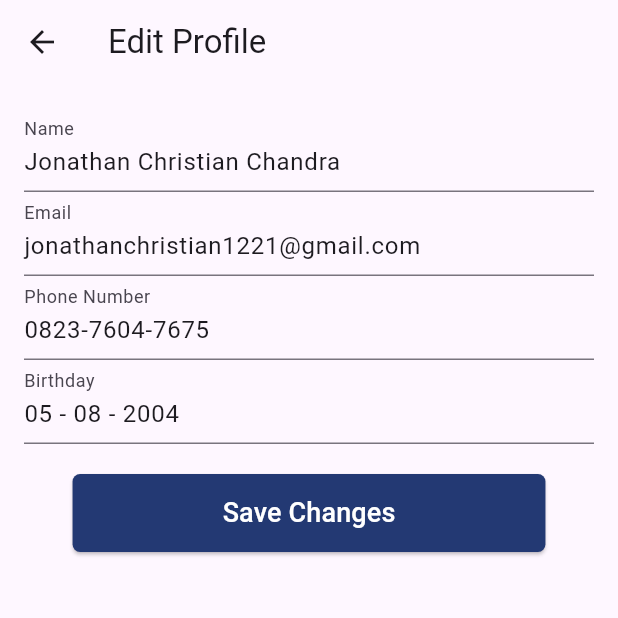
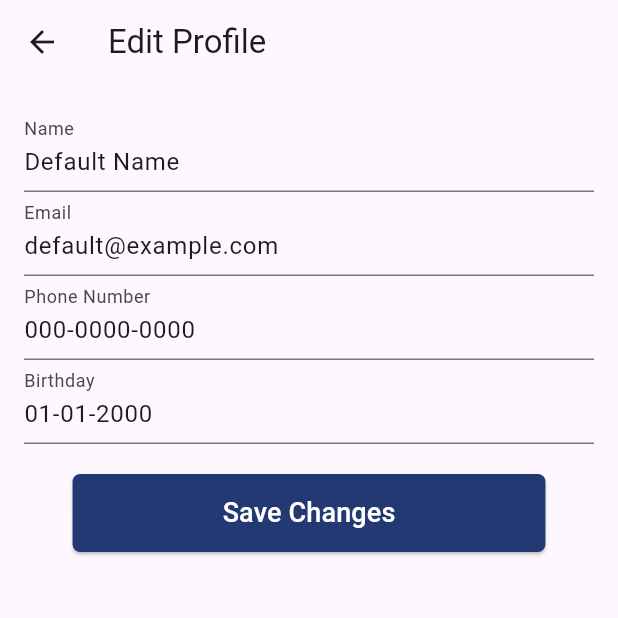
Before and after one commit to jojoooook/bookhub, a Flutter app: the HomeScreen screen opened by its route, item 4 of the bottom bar chosen, after a tap on "Edit Profile", on a phone screen of 412 x 824 dp, the top half of it. Run offline on Flutter 3.47's test engine with Material 3 defaults, Android fonts, the light colour scheme and no system bars; our stand-ins replace shared_preferences; accounts and stored records are empty.

Commit message:
edit profile screen update

```diff
--- a/lib/main.dart
+++ b/lib/main.dart
@@ -13,7 +13,7 @@ class BookHub extends StatelessWidget {
   Widget build(BuildContext context) {
     return MaterialApp(
       title: 'BookHub', // Set the title of your app
-      initialRoute: ProfileScreen.routeName, // Set initial route to ProfileScreen
+      initialRoute: HomeScreen.routeName, // Set initial route to ProfileScreen
       routes: {
         '/home': (context) => HomeScreen(), // Define the route for HomeScreen
         ProfileScreen.routeName: (context) => ProfileScreen(), // Define ProfileScreen route here
--- a/lib/screens/edit_profile_screen.dart
+++ b/lib/screens/edit_profile_screen.dart
@@ -34,7 +34,17 @@ class _EditProfileScreenState extends State<EditProfileScreen> {
     super.dispose();
   }
 
+  // Validasi data sebelum disimpan
   void _saveProfile() {
+    if (_nameController.text.isEmpty || _emailController.text.isEmpty ||
+        _phoneController.text.isEmpty || _birthdayController.text.isEmpty) {
+      // Tampilkan pesan kesalahan jika ada field yang kosong
+      ScaffoldMessenger.of(context).showSnackBar(
+        const SnackBar(content: Text('All fields must be filled out')),
+      );
+      return;
+    }
+
     // Update profil dengan data yang telah diubah
     Profile updatedProfile = Profile(
       name: _nameController.text,
@@ -44,7 +54,8 @@ class _EditProfileScreenState extends State<EditProfileScreen> {
     );
 
     // Simpan data profil ke penyimpanan atau lakukan navigasi
-    Navigator.pop(context, updatedProfile); // Kembali ke ProfileScreen dengan data yang sudah diubah
+    Navigator.pop(context,
+        updatedProfile); // Kembali ke ProfileScreen dengan data yang sudah diubah
   }
 
   @override
@@ -53,7 +64,10 @@ class _EditProfileScreenState extends State<EditProfileScreen> {
       appBar: AppBar(
         title: const Text('Edit Profile'),
       ),
-      body: Padding(
+      resizeToAvoidBottomInset: true, // Pastikan ini true
+      body: SafeArea(
+        child: SingleChildScrollView(
+          child: Padding(
             padding: const EdgeInsets.all(16.0),
             child: Column(
               crossAxisAlignment: CrossAxisAlignment.start,
@@ -76,16 +90,16 @@ class _EditProfileScreenState extends State<EditProfileScreen> {
                 ),
                 const SizedBox(height: 20),
 
-            // ElevatedButton dengan gaya yang konsisten dengan ProfileScreen
                 Center(
                   child: ElevatedButton(
                     onPressed: _saveProfile,
                     style: ElevatedButton.styleFrom(
-                  padding: const EdgeInsets.symmetric(horizontal: 100, vertical: 13),
+                      padding: const EdgeInsets.symmetric(
+                          horizontal: 100, vertical: 13),
                       shape: RoundedRectangleBorder(
                         borderRadius: BorderRadius.circular(5),
                       ),
-                  backgroundColor: const Color(0xFF233973), // Gaya warna yang sama dengan ProfileScreen
+                      backgroundColor: const Color(0xFF233973),
                     ),
                     child: const Text(
                       'Save Changes',
@@ -93,7 +107,10 @@ class _EditProfileScreenState extends State<EditProfileScreen> {
                     ),
                   ),
                 ),
+                const SizedBox(height: 100), // Memberikan ruang ekstra di bawah
               ],
+            ),
+          ),
         ),
       ),
     );
--- a/lib/screens/profile_screen.dart
+++ b/lib/screens/profile_screen.dart
@@ -2,6 +2,8 @@ import 'package:flutter/material.dart';
 import 'package:bookhub/screens/custom_bottom_navigation_bar.dart';
 import 'package:bookhub/screens/edit_profile_screen.dart';
 import 'package:bookhub/models/profile.dart';
+import 'package:bookhub/services/profile_services.dart';
+
 
 class ProfileScreen extends StatefulWidget {
   static const String routeName = '/profile';
@@ -11,24 +13,46 @@ class ProfileScreen extends StatefulWidget {
 }
 
 class _ProfileScreenState extends State<ProfileScreen> {
-  // Contoh data dummy
-  Profile profile = Profile(
-    name: 'Jonathan Christian Chandra',
-    email: 'jonathanchristian1221@gmail.com',
-    phoneNumber: '0823-7604-7675',
-    birthday: '05 - 08 - 2004',
-  );
-
   // Menambahkan variabel untuk mengontrol index bottom navigation
   int _currentIndex = 3;
+
+  late Profile profile;
+
+  @override
+  void initState() {
+    super.initState();
+    _loadProfile();
+  }
+
+  // Fungsi untuk memuat profil dari SharedPreferences
+  Future<void> _loadProfile() async {
+    Profile? loadedProfile = await ProfileService().getProfile();
+    if (loadedProfile != null) {
+      setState(() {
+        profile = loadedProfile;
+      });
+    } else {
+      setState(() {
+        // Set data default jika tidak ada data yang disimpan
+        profile = Profile(
+          name: 'Default Name',
+          email: 'default@example.com',
+          phoneNumber: '000-0000-0000',
+          birthday: '01-01-2000',
+        );
+      });
+    }
+  }
 
   @override
   Widget build(BuildContext context) {
     return Scaffold(
-      body: Column(
+      body: SingleChildScrollView( // Membungkus seluruh konten dengan SingleChildScrollView
+        child: Column(
           children: [
             // Profil Header
             Stack(
+              clipBehavior: Clip.none, // Memungkinkan elemen keluar dari batas Stack
               children: [
                 Container(
                   height: 250,
@@ -59,12 +83,9 @@ class _ProfileScreenState extends State<ProfileScreen> {
                     ),
                   ),
                 ),
-            ],
-          ),
-
-          // Lingkaran Profil
-          Transform.translate(
-            offset: Offset(0, -50),
+                Positioned(
+                  top: 170, // Posisi ini mengatur lingkaran keluar dari bagian bawah Container
+                  left: MediaQuery.of(context).size.width / 2 - 80,
                   child: CircleAvatar(
                     radius: 80,
                     backgroundColor: Colors.grey,
@@ -78,6 +99,10 @@ class _ProfileScreenState extends State<ProfileScreen> {
                     ),
                   ),
                 ),
+              ],
+            ),
+
+            const SizedBox(height: 130.0),
 
             // Informasi Profil
             Padding(
@@ -108,17 +133,26 @@ class _ProfileScreenState extends State<ProfileScreen> {
 
                   // Tombol Edit Profil
                   ElevatedButton(
-                  onPressed: () {
-                    // Navigasi ke halaman EditProfileScreen
-                    Navigator.push(
+                    onPressed: () async {
+                      // Navigasi ke halaman EditProfileScreen dan tunggu hasilnya
+                      final updatedProfile = await Navigator.push(
                         context,
                         MaterialPageRoute(
-                        builder: (context) => EditProfileScreen(profile: profile),
+                          builder: (context) =>
+                              EditProfileScreen(profile: profile),
                         ),
                       );
+
+                      // Jika data profil berubah, update tampilan
+                      if (updatedProfile != null) {
+                        setState(() {
+                          profile = updatedProfile; // Update data profil
+                        });
+                      }
                     },
                     style: ElevatedButton.styleFrom(
-                    padding: const EdgeInsets.symmetric(horizontal: 100, vertical: 13),
+                      padding: const EdgeInsets.symmetric(
+                          horizontal: 100, vertical: 13),
                       shape: RoundedRectangleBorder(
                         borderRadius: BorderRadius.circular(5),
                       ),
@@ -134,6 +168,7 @@ class _ProfileScreenState extends State<ProfileScreen> {
             ),
           ],
         ),
+      ),
 
       // Menambahkan Bottom Navigation Bar
       bottomNavigationBar: CustomBottomNavigationBar(
@@ -148,7 +183,8 @@ class _ProfileScreenState extends State<ProfileScreen> {
             } else if (index == 2) {
               // Navigate to search screen (replace with your actual logic)
             } else if (index == 3) {
-              Navigator.pushReplacementNamed(context, '/profile'); // Navigate to Profile screen
+              Navigator.pushReplacementNamed(
+                  context, '/profile'); // Navigate to Profile screen
             }
           });
         },
--- /dev/null
+++ b/lib/services/profile_services.dart
@@ -0,0 +1,33 @@
+import 'package:shared_preferences/shared_preferences.dart';
+import 'package:bookhub/models/profile.dart'; // Import Model Profile
+
+class ProfileService {
+  // Menyimpan data profil pengguna
+  Future<void> saveProfile(Profile profile) async {
+    final prefs = await SharedPreferences.getInstance();
+    await prefs.setString('name', profile.name);
+    await prefs.setString('email', profile.email);
+    await prefs.setString('phoneNumber', profile.phoneNumber);
+    await prefs.setString('birthday', profile.birthday);
+  }
+
+  // Mengambil data profil pengguna
+  Future<Profile?> getProfile() async {
+    final prefs = await SharedPreferences.getInstance();
+    String? name = prefs.getString('name');
+    String? email = prefs.getString('email');
+    String? phoneNumber = prefs.getString('phoneNumber');
+    String? birthday = prefs.getString('birthday');
+
+    if (name != null && email != null && phoneNumber != null && birthday != null) {
+      return Profile(
+        name: name,
+        email: email,
+        phoneNumber: phoneNumber,
+        birthday: birthday,
+      );
+    }
+
+    return null; // Jika data tidak ada
+  }
+}
--- a/pubspec.yaml
+++ b/pubspec.yaml
@@ -9,6 +9,7 @@ environment:
 dependencies:
   flutter:
     sdk: flutter
+  shared_preferences: ^2.0.16
 
 dev_dependencies:
   flutter_test:
```
Also changed, not shown: pubspec.lock, 1 other file. Lines whose indentation alone changed are shown as unchanged.
